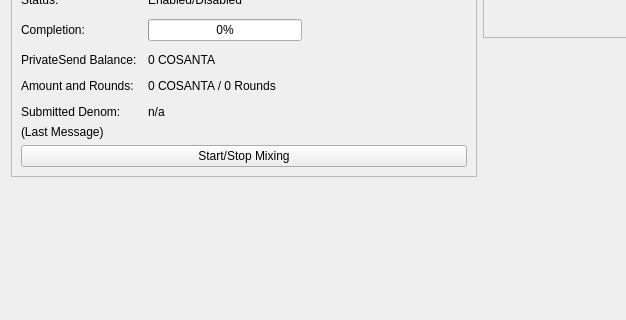
piratecash/pirate, file src/qt/forms/overviewpage.ui: the form before one commit; both pictures show x 0 to 626 and y 265 to 585 of the 960 by 585 pixel window.
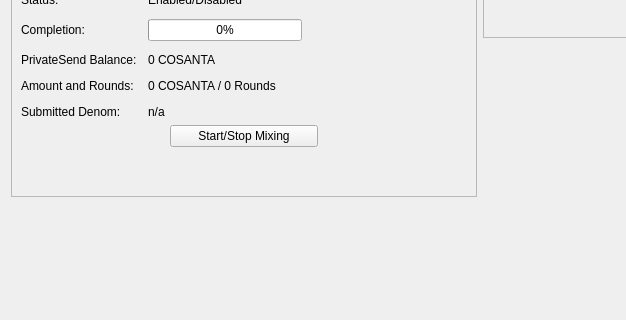
The form after the commit.

```diff
--- a/src/qt/forms/overviewpage.ui
+++ b/src/qt/forms/overviewpage.ui
@@ -482,30 +482,63 @@
           <item>
            <layout class="QVBoxLayout" name="VerticalLayout_PS">
             <item>
-             <widget class="QLabel" name="labelPrivateSendLastMessage">
-              <property name="text">
-               <string>(Last Message)</string>
+             <layout class="QHBoxLayout" name="horizontalLayout_3">
+              <property name="topMargin">
+               <number>0</number>
               </property>
-              <property name="alignment">
-               <set>Qt::AlignLeading|Qt::AlignLeft|Qt::AlignTop</set>
-              </property>
-              <property name="wordWrap">
-               <bool>true</bool>
-              </property>
-             </widget>
+              <item>
+               <spacer name="horizontalSpacer_5">
+                <property name="orientation">
+                 <enum>Qt::Horizontal</enum>
+                </property>
+                <property name="sizeHint" stdset="0">
+                 <size>
+                  <width>40</width>
+                  <height>20</height>
+                 </size>
+                </property>
+               </spacer>
+              </item>
+              <item>
+               <widget class="QPushButton" name="togglePrivateSend">
+                <property name="sizePolicy">
+                 <sizepolicy hsizetype="MinimumExpanding" vsizetype="Fixed">
+                  <horstretch>0</horstretch>
+                  <verstretch>0</verstretch>
+                 </sizepolicy>
+                </property>
+                <property name="text">
+                 <string>Start/Stop Mixing</string>
+                </property>
+               </widget>
+              </item>
+              <item>
+               <spacer name="horizontalSpacer_6">
+                <property name="orientation">
+                 <enum>Qt::Horizontal</enum>
+                </property>
+                <property name="sizeHint" stdset="0">
+                 <size>
+                  <width>40</width>
+                  <height>20</height>
+                 </size>
+                </property>
+               </spacer>
+              </item>
+             </layout>
             </item>
             <item>
-             <widget class="QPushButton" name="togglePrivateSend">
-              <property name="sizePolicy">
-               <sizepolicy hsizetype="MinimumExpanding" vsizetype="Fixed">
-                <horstretch>0</horstretch>
-                <verstretch>0</verstretch>
-               </sizepolicy>
+             <spacer name="verticalSpacer_3">
+              <property name="orientation">
+               <enum>Qt::Vertical</enum>
               </property>
-              <property name="text">
-               <string>Start/Stop Mixing</string>
+              <property name="sizeHint" stdset="0">
+               <size>
+                <width>20</width>
+                <height>40</height>
+               </size>
               </property>
-             </widget>
+             </spacer>
             </item>
            </layout>
           </item>
```
Left out of the diff: 3 changed lines with no effect on the pictures.
